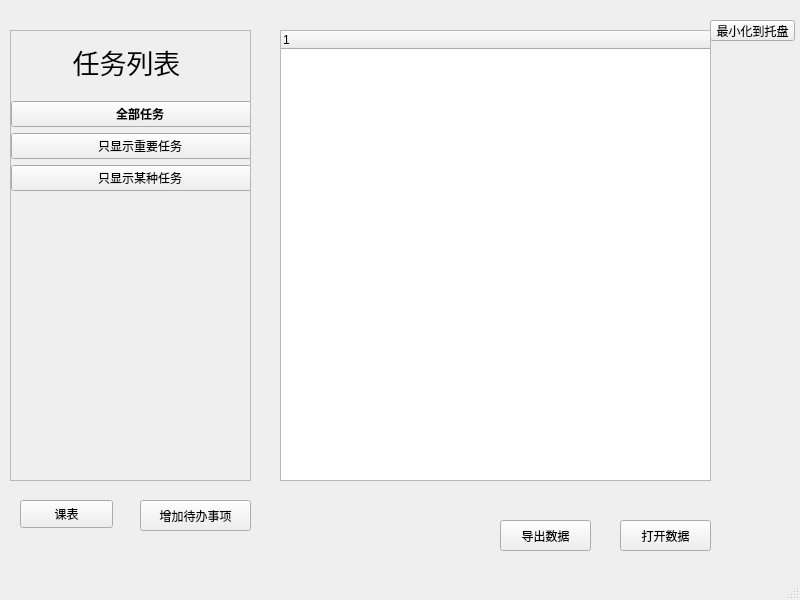
Old version of the form qtodo.ui in the repository lcclcc233/Qtodo.
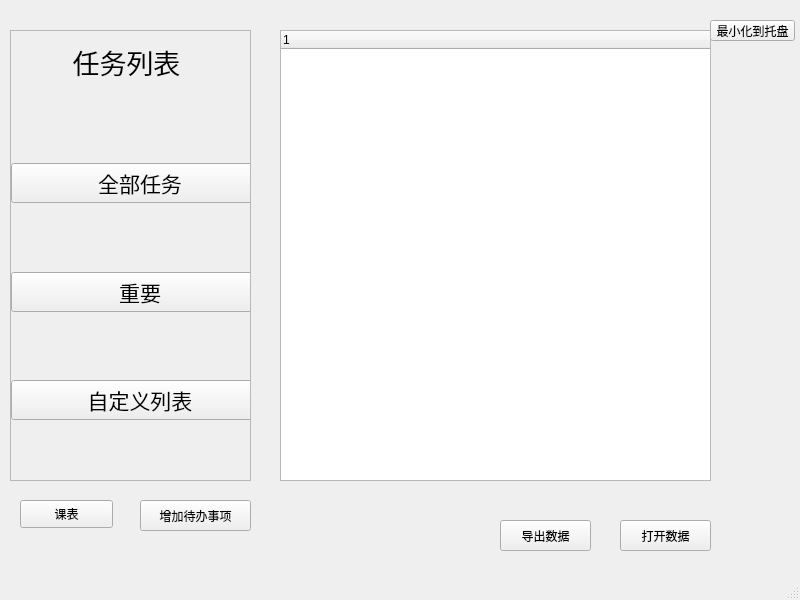
New version of the form.

The edit to the form file:
```diff
--- a/qtodo.ui
+++ b/qtodo.ui
@@ -84,18 +84,66 @@
        </rect>
       </property>
       <layout class="QVBoxLayout" name="verticalLayout">
+       <item>
+        <spacer name="verticalSpacer_4">
+         <property name="orientation">
+          <enum>Qt::Vertical</enum>
+         </property>
+         <property name="sizeHint" stdset="0">
+          <size>
+           <width>20</width>
+           <height>40</height>
+          </size>
+         </property>
+        </spacer>
+       </item>
        <item>
         <widget class="QPushButton" name="pushButton_2">
+         <property name="enabled">
+          <bool>true</bool>
+         </property>
+         <property name="sizePolicy">
+          <sizepolicy hsizetype="Minimum" vsizetype="Fixed">
+           <horstretch>0</horstretch>
+           <verstretch>0</verstretch>
+          </sizepolicy>
+         </property>
+         <property name="sizeIncrement">
+          <size>
+           <width>0</width>
+           <height>0</height>
+          </size>
+         </property>
          <property name="font">
           <font>
-           <bold>true</bold>
+           <pointsize>16</pointsize>
+           <bold>false</bold>
           </font>
          </property>
          <property name="text">
           <string>全部任务</string>
          </property>
+         <property name="iconSize">
+          <size>
+           <width>20</width>
+           <height>20</height>
+          </size>
+         </property>
         </widget>
        </item>
+       <item>
+        <spacer name="verticalSpacer_3">
+         <property name="orientation">
+          <enum>Qt::Vertical</enum>
+         </property>
+         <property name="sizeHint" stdset="0">
+          <size>
+           <width>20</width>
+           <height>40</height>
+          </size>
+         </property>
+        </spacer>
+       </item>
        <item>
         <widget class="QPushButton" name="pushButton_3">
          <property name="sizePolicy">
@@ -104,15 +152,38 @@
            <verstretch>1</verstretch>
           </sizepolicy>
          </property>
+         <property name="font">
+          <font>
+           <pointsize>16</pointsize>
+          </font>
+         </property>
          <property name="text">
-          <string>只显示重要任务</string>
+          <string>重要</string>
          </property>
         </widget>
        </item>
+       <item>
+        <spacer name="verticalSpacer_2">
+         <property name="orientation">
+          <enum>Qt::Vertical</enum>
+         </property>
+         <property name="sizeHint" stdset="0">
+          <size>
+           <width>20</width>
+           <height>40</height>
+          </size>
+         </property>
+        </spacer>
+       </item>
        <item>
         <widget class="QPushButton" name="categoryButton">
+         <property name="font">
+          <font>
+           <pointsize>16</pointsize>
+          </font>
+         </property>
          <property name="text">
-          <string>只显示某种任务</string>
+          <string>自定义列表</string>
          </property>
         </widget>
        </item>
```
Left out of the diff: 2 changed lines with no effect on the pictures.
